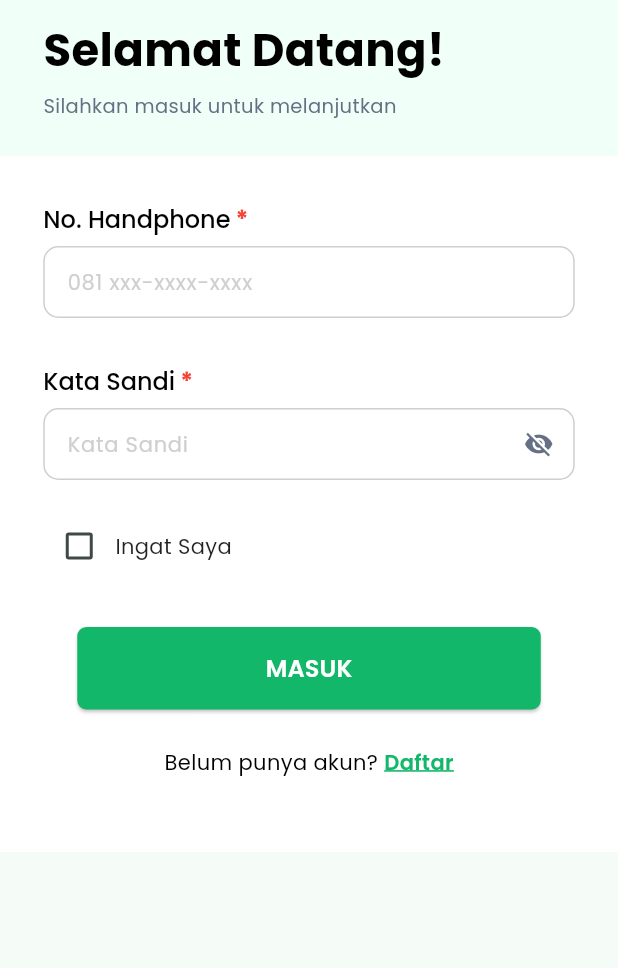
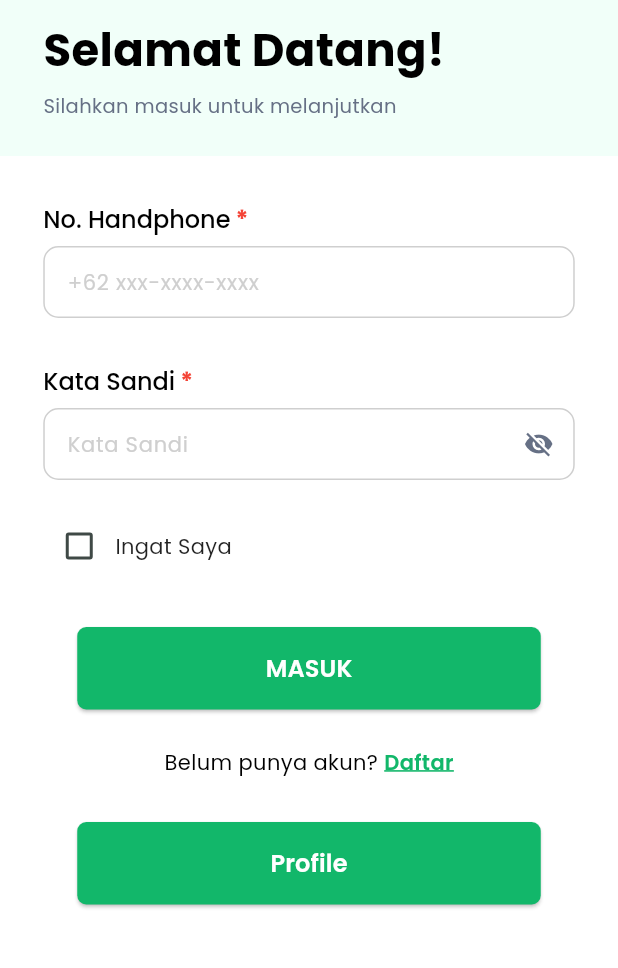
Before and after one commit to athaabiyyu/koperasi_rsb, a Flutter app: the screen it shows after launch, on a phone screen of 412 x 824 dp, the part 126-1094 px from its top. Run offline on Flutter 3.47's test engine with Material 3 defaults, Android fonts, the phone set to English and light mode, and no system bars; our stand-ins replace auto_size_text, file_picker, google_fonts, shared_preferences.

Commit message:
editing login & register page

```diff
--- a/lib/config/api_config.dart
+++ b/lib/config/api_config.dart
@@ -1,5 +1,5 @@
 class ApiConfig {
-  static const String baseUrl = 'http://192.168.100.5:3000';
+  static const String baseUrl = 'http://172.3.20.38:3000';
 
   // Headers
   static Map<String, String> get headers => {
--- a/lib/main.dart
+++ b/lib/main.dart
@@ -1,5 +1,7 @@
 import 'package:flutter/material.dart';
 import 'package:google_fonts/google_fonts.dart';
+import 'package:koperasi_rsb/screens/profile/data_diri_page.dart';
+import 'package:koperasi_rsb/screens/profile/profile_page.dart';
 import 'package:provider/provider.dart';
 import 'package:koperasi_rsb/providers/auth_provider.dart';
 import 'package:koperasi_rsb/screens/auth/login/login.dart';
@@ -9,7 +11,7 @@ import 'package:koperasi_rsb/screens/auth/regis/register-page3.dart';
 import 'package:koperasi_rsb/otp/verify_otp.dart';
 import 'package:koperasi_rsb/splash_screen.dart';
 import 'package:koperasi_rsb/widgets-global/colors.dart';
-import 'package:koperasi_rsb/screens/dashboard/dashboard.dart'; // ⭐ IMPORT DASHBOARD
+import 'package:koperasi_rsb/screens/dashboard/dashboard.dart';
 
 void main() {
   runApp(const MyApp());
@@ -40,9 +42,10 @@ class MyApp extends StatelessWidget {
           '/registration1': (context) => RegistrationPage1(),
           '/registration2': (context) => const RegistrationPage2(),
           '/registration3': (context) => RegistrationPage3(),
-          '/dashboard': (context) => const DashboardPage(), // ⭐ TAMBAHKAN ROUTE HOME
+          '/dashboard': (context) => const DashboardPage(),
+          '/profile': (context) => const DataDiriPage(),
         },
-        // ⭐ Tambahkan onGenerateRoute untuk handle route dengan parameter
+        // Tambahkan onGenerateRoute untuk handle route dengan parameter
         onGenerateRoute: (settings) {
           // Handle /verify-otp dengan arguments
           if (settings.name == '/verify-otp') {
--- a/lib/screens/auth/login/login.dart
+++ b/lib/screens/auth/login/login.dart
@@ -1,4 +1,5 @@
 import 'package:flutter/material.dart';
+import 'package:flutter/services.dart';
 import 'package:google_fonts/google_fonts.dart';
 import 'package:koperasi_rsb/widgets-global/reusable-page/login-regis-section.dart';
 import 'package:koperasi_rsb/widgets-global/form/textFormField.dart';
@@ -66,7 +67,8 @@
       final password = _passwordController.text.trim();
 
       // ⭐ Pass rememberMe ke login method
-      final success = await authProvider.login(noHp, password, rememberMe: _rememberMe);
+      final success =
+          await authProvider.login(noHp, password, rememberMe: _rememberMe);
 
       setState(() => _isLoading = false);
 
@@ -84,7 +86,8 @@
           case 'OTP TERKIRIM':
             ScaffoldMessenger.of(context).showSnackBar(
               const SnackBar(
-                content: Text('Silakan masukkan kode OTP yang telah dikirim ke WhatsApp Anda'),
+                content: Text(
+                    'Silakan masukkan kode OTP yang telah dikirim ke WhatsApp Anda'),
                 backgroundColor: Colors.blue,
                 duration: Duration(seconds: 3),
               ),
@@ -155,7 +158,8 @@
           default:
             ScaffoldMessenger.of(context).showSnackBar(
               SnackBar(
-                content: Text('Status akun: ${userStatus ?? "Tidak diketahui"}'),
+                content:
+                    Text('Status akun: ${userStatus ?? "Tidak diketahui"}'),
                 backgroundColor: Colors.grey,
                 duration: const Duration(seconds: 3),
               ),
@@ -166,7 +170,8 @@
         ScaffoldMessenger.of(context).showSnackBar(
           SnackBar(
             content: Text(
-              authProvider.errorMessage ?? 'Login gagal. Periksa nomor HP dan password Anda.',
+              authProvider.errorMessage ??
+                  'Login gagal. Periksa nomor HP dan password Anda.',
             ),
             backgroundColor: Colors.red,
             duration: const Duration(seconds: 4),
@@ -203,10 +208,13 @@
                   deviceWidth: _deviceWidth,
                 ),
               ),
-
               Container(
                 color: Colors.white,
                 padding: EdgeInsets.symmetric(horizontal: _deviceWidth * 0.07),
+                child: ConstrainedBox(
+                  constraints: BoxConstraints(
+                    minHeight: MediaQuery.of(context).size.height,
+                  ),
                   child: Form(
                     key: _formKey,
                     child: Column(
@@ -216,13 +224,16 @@
                         CustomTextFormField(
                           controller: _phoneController,
                           label: "No. Handphone",
-                        hint: "081 xxx-xxxx-xxxx",
-                        keyboardType: TextInputType.phone,
+                          hint: "+62 xxx-xxxx-xxxx",
+                          keyboardType: TextInputType.number,
+                          inputFormatters: [
+                            FilteringTextInputFormatter.digitsOnly,
+                          ],
                           enabled: !_isLoading,
                           validator: (value) {
                             if (value == null || value.isEmpty) {
                               return "Nomor wajib diisi";
-                          } else if (!value.startsWith("08") && !value.startsWith("62")) {
+                            } else if (!value.startsWith("62")) {
                               return "Format nomor tidak valid";
                             }
                             return null;
@@ -273,7 +284,9 @@
                                   'Ingat Saya',
                                   style: GoogleFonts.poppins(
                                     fontSize: 14,
-                                  color: _isLoading ? Colors.grey : Colors.black87,
+                                    color: _isLoading
+                                        ? Colors.grey
+                                        : Colors.black87,
                                   ),
                                 ),
                               ),
@@ -287,7 +300,7 @@
                           width: _deviceWidth * 0.75,
                           height: 55,
                           child: _isLoading
-                            ? Center(
+                              ? const Center(
                                   child: CircularProgressIndicator(
                                     color: darkGreen,
                                   ),
@@ -314,7 +327,8 @@
                               onTap: _isLoading
                                   ? null
                                   : () {
-                                    Navigator.pushNamed(context, '/registration1');
+                                      Navigator.pushNamed(
+                                          context, '/registration1');
                                     },
                               child: Text(
                                 'Daftar',
@@ -323,7 +337,8 @@
                                   color: _isLoading ? Colors.grey : darkGreen,
                                   fontWeight: FontWeight.w600,
                                   decoration: TextDecoration.underline,
-                                decorationColor: _isLoading ? Colors.grey : darkGreen,
+                                  decorationColor:
+                                      _isLoading ? Colors.grey : darkGreen,
                                   decorationThickness: 1.5,
                                 ),
                               ),
@@ -331,8 +346,27 @@
                           ],
                         ),
 
-                      const SizedBox(height: 50),
+                        const SizedBox(height: 30),
+
+                        SizedBox(
+                          width: _deviceWidth * 0.75,
+                          height: 55,
+                          child: _isLoading
+                              ? const Center(
+                                  child: CircularProgressIndicator(
+                                    color: darkGreen,
+                                  ),
+                                )
+                              : CustomButton(
+                                  text: "Profile",
+                                  onPressed: () {
+                                    Navigator.pushNamed(
+                                        context, '/profile');
+                                  },
+                                ),
+                        ),
                       ],
+                    ),
                   ),
                 ),
               ),
--- a/lib/screens/profile/profile_header.dart
+++ b/lib/screens/profile/profile_header.dart
@@ -20,9 +20,9 @@ class ProfileHeader extends StatelessWidget {
       ),
       child: Row(
         children: [
-          CircleAvatar(
+          const CircleAvatar(
             radius: 32,
-            backgroundImage: const AssetImage('assets/images/avatar.jpg'),
+            backgroundImage: AssetImage('assets/images/avatar.jpg'),
           ),
           const SizedBox(width: 16),
           Expanded(
```
Also changed, not shown: lib/screens/auth/regis/register-page1.dart (+16 -14 lines), lib/screens/auth/regis/register-page2.dart (+27 -17 lines), lib/screens/auth/regis/register-page3.dart (+11 -4 lines), pubspec.lock. Lines whose indentation alone changed are shown as unchanged.
